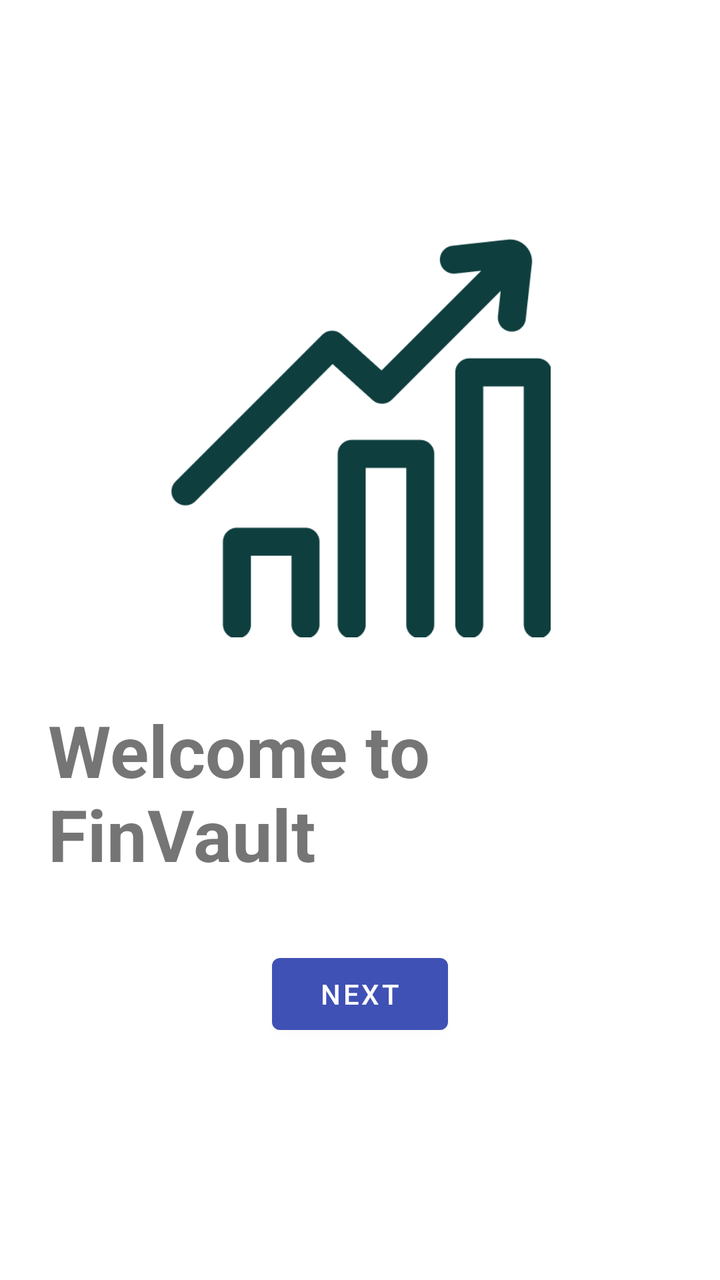
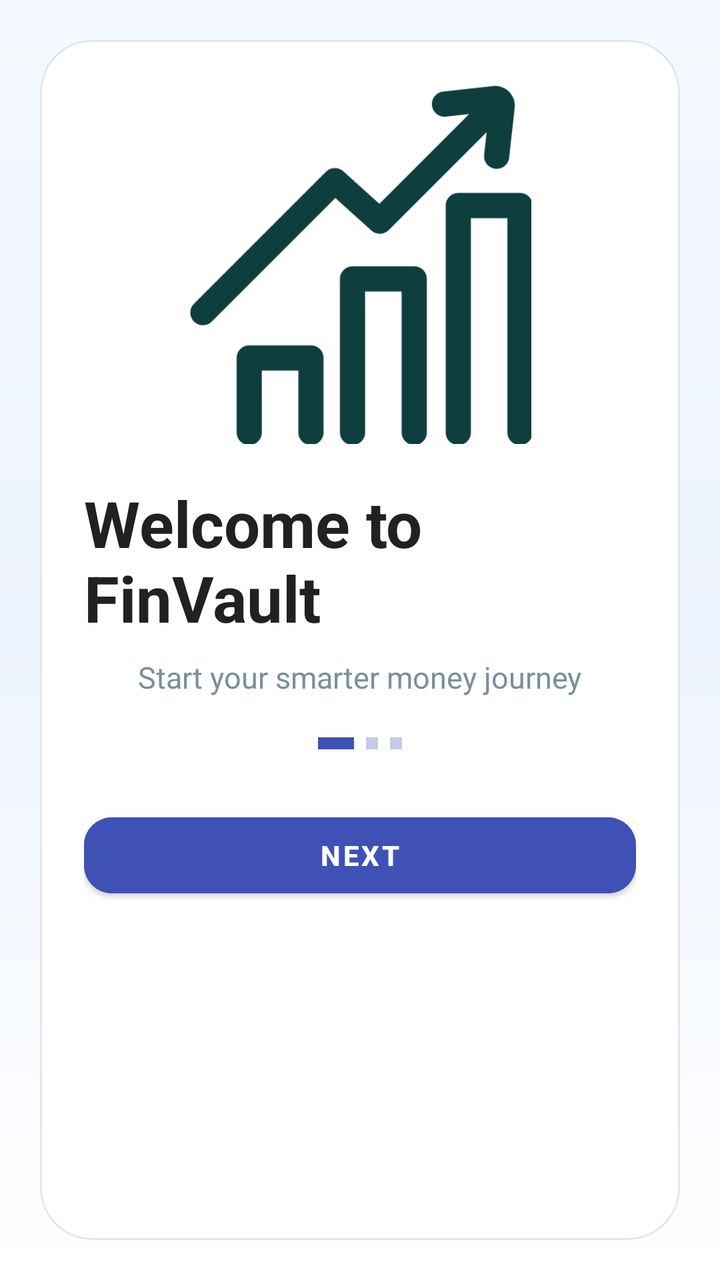

An Android layout rendered at two revisions. The XML below is the earlier revision; the diff shows what the commit changed to produce the second picture.
<!-- AndroidManifest.xml: application theme Theme.ImiliPocket -->
<!-- res/layout/activity_onboarding_one.xml -->
<?xml version="1.0" encoding="utf-8"?>
<LinearLayout xmlns:android="http://schemas.android.com/apk/res/android"
    xmlns:app="http://schemas.android.com/apk/res-auto"
    android:orientation="vertical" android:layout_width="match_parent"
    android:layout_height="match_parent"
    android:gravity="center"
    android:padding="24dp">


    <ImageView
        android:id="@+id/imageView"
        android:layout_width="200dp"
        android:layout_height="200dp"
        app:srcCompat="@drawable/logo" />

    <TextView
        android:id="@+id/tvTitle"
        android:text="Welcome to FinVault"
        android:textSize="36sp"
        android:textStyle="bold"
        android:layout_marginTop="32dp"
        android:layout_width="wrap_content"
        android:layout_height="wrap_content" />

    <Button
        android:id="@+id/btnNext"
        android:text="Next"
        android:layout_marginTop="32dp"
        android:layout_width="wrap_content"
        android:layout_height="wrap_content" />


</LinearLayout>
<!-- resources referenced by this layout -->
<resources>
  <!-- drawable logo: png bitmap (drawable, 7417 bytes) -->
  <style name="Theme.ImiliPocket" parent="Theme.MaterialComponents.DayNight.NoActionBar">
          <item name="colorPrimary">@color/primary_color</item> 
          <item name="colorPrimaryVariant">@color/primary_dark</item> 
          <item name="colorOnPrimary">@color/white</item>
          <item name="colorSecondary">@color/secondary_color</item> 
          <item name="colorSecondaryVariant">@color/secondary_dark</item> 
          <item name="colorOnSecondary">@color/black</item>
          <item name="android:statusBarColor">@android:color/transparent</item>
          <item name="android:windowLightStatusBar">true</item>
          <item name="android:navigationBarColor">@android:color/transparent</item>
          <item name="android:windowDrawsSystemBarBackgrounds">true</item>
      </style>
  <color name="primary_color">#3F51B5</color>
  <color name="primary_dark">#303F9F</color>
  <color name="white">#FFFFFFFF</color>
  <color name="secondary_color">#F06292</color>
  <color name="secondary_dark">#C2185B</color>
  <color name="black">#FF000000</color>
</resources>

<!-- the commit's change to res/layout/activity_onboarding_one.xml (unified diff, before → after) -->
@@ -1,33 +1,88 @@
 <?xml version="1.0" encoding="utf-8"?>
-<LinearLayout xmlns:android="http://schemas.android.com/apk/res/android"
+<androidx.constraintlayout.widget.ConstraintLayout xmlns:android="http://schemas.android.com/apk/res/android"
     xmlns:app="http://schemas.android.com/apk/res-auto"
-    android:orientation="vertical" android:layout_width="match_parent"
+    android:layout_width="match_parent"
     android:layout_height="match_parent"
-    android:gravity="center"
-    android:padding="24dp">
+    android:background="@drawable/bg_screen_modern"
+    android:padding="20dp">
 
+    <com.google.android.material.card.MaterialCardView
+        android:layout_width="0dp"
+        android:layout_height="0dp"
+        app:cardBackgroundColor="@android:color/white"
+        app:cardCornerRadius="26dp"
+        app:cardElevation="0dp"
+        app:strokeColor="@color/surface_outline"
+        app:strokeWidth="1dp"
+        app:layout_constraintTop_toTopOf="parent"
+        app:layout_constraintBottom_toBottomOf="parent"
+        app:layout_constraintStart_toStartOf="parent"
+        app:layout_constraintEnd_toEndOf="parent">
 
-    <ImageView
-        android:id="@+id/imageView"
-        android:layout_width="200dp"
-        android:layout_height="200dp"
-        app:srcCompat="@drawable/logo" />
+        <LinearLayout
+            android:layout_width="match_parent"
+            android:layout_height="match_parent"
+            android:gravity="center_horizontal"
+            android:orientation="vertical"
+            android:padding="22dp">
 
-    <TextView
-        android:id="@+id/tvTitle"
-        android:text="Welcome to FinVault"
-        android:textSize="36sp"
-        android:textStyle="bold"
-        android:layout_marginTop="32dp"
-        android:layout_width="wrap_content"
-        android:layout_height="wrap_content" />
+            <ImageView
+                android:id="@+id/imageView"
+                android:layout_width="180dp"
+                android:layout_height="180dp"
+                app:srcCompat="@drawable/logo" />
 
-    <Button
-        android:id="@+id/btnNext"
-        android:text="Next"
-        android:layout_marginTop="32dp"
-        android:layout_width="wrap_content"
-        android:layout_height="wrap_content" />
+            <TextView
+                android:id="@+id/tvTitle"
+                android:layout_width="wrap_content"
+                android:layout_height="wrap_content"
+                android:layout_marginTop="18dp"
+                android:text="Welcome to FinVault"
+                android:textColor="@color/text_primary"
+                android:textSize="32sp"
+                android:textStyle="bold" />
 
+            <TextView
+                android:layout_width="wrap_content"
+                android:layout_height="wrap_content"
+                android:layout_marginTop="8dp"
+                android:text="Start your smarter money journey"
+                android:textColor="@color/text_secondary"
+                android:textSize="15sp" />
 
-</LinearLayout>
+            <LinearLayout
+                android:layout_width="wrap_content"
+                android:layout_height="wrap_content"
+                android:layout_marginTop="20dp"
+                android:orientation="horizontal">
+
+                <View
+                    android:layout_width="18dp"
+                    android:layout_height="6dp"
+                    android:background="@color/primary_color" />
+
+                <View
+                    android:layout_width="6dp"
+                    android:layout_height="6dp"
+                    android:layout_marginStart="6dp"
+                    android:background="@color/primary_light" />
+
+                <View
+                    android:layout_width="6dp"
+                    android:layout_height="6dp"
+                    android:layout_marginStart="6dp"
+                    android:background="@color/primary_light" />
+            </LinearLayout>
+
+            <Button
+                android:id="@+id/btnNext"
+                android:layout_width="match_parent"
+                android:layout_height="50dp"
+                android:layout_marginTop="28dp"
+                android:backgroundTint="@color/primary_color"
+                android:text="Next"
+                android:textColor="@color/white"
+                android:textStyle="bold" />
+        </LinearLayout>
+    </com.google.android.material.card.MaterialCardView>
+</androidx.constraintlayout.widget.ConstraintLayout>
<!-- resource entries referenced after the edit -->
@@ -12,12 +12,36 @@
           <item name="android:windowLightStatusBar">true</item>
           <item name="android:navigationBarColor">@android:color/transparent</item>
           <item name="android:windowDrawsSystemBarBackgrounds">true</item>
+          <item name="android:windowBackground">@drawable/bg_screen_modern</item>
+          <item name="shapeAppearanceMediumComponent">@style/ShapeAppearance.ImiliPocket.Medium</item>
+          <item name="shapeAppearanceSmallComponent">@style/ShapeAppearance.ImiliPocket.Small</item>
       </style>
   <color name="primary_color">#3F51B5</color>
+  <color name="primary_light">#C5CAE9</color>
+  <color name="surface_outline">#1A000000</color>
+  <color name="text_primary">#212121</color>
+  <color name="text_secondary">#78909C</color>
   <color name="primary_dark">#303F9F</color>
   <color name="white">#FFFFFFFF</color>
+  <!-- drawable bg_screen_modern (drawable) -->
+  <?xml version="1.0" encoding="utf-8"?>
+  <shape xmlns:android="http://schemas.android.com/apk/res/android">
+      <gradient
+          android:angle="270"
+          android:startColor="#F4F8FF"
+          android:centerColor="#EEF4FF"
+          android:endColor="#FFFFFF" />
+  </shape>
   <color name="secondary_color">#F06292</color>
   <color name="secondary_dark">#C2185B</color>
   <color name="black">#FF000000</color>
+  <style name="ShapeAppearance.ImiliPocket.Medium" parent="ShapeAppearance.MaterialComponents.MediumComponent">
+          <item name="cornerFamily">rounded</item>
+          <item name="cornerSize">20dp</item>
+      </style>
+  <style name="ShapeAppearance.ImiliPocket.Small" parent="ShapeAppearance.MaterialComponents.SmallComponent">
+          <item name="cornerFamily">rounded</item>
+          <item name="cornerSize">14dp</item>
+      </style>
 </resources>
 
